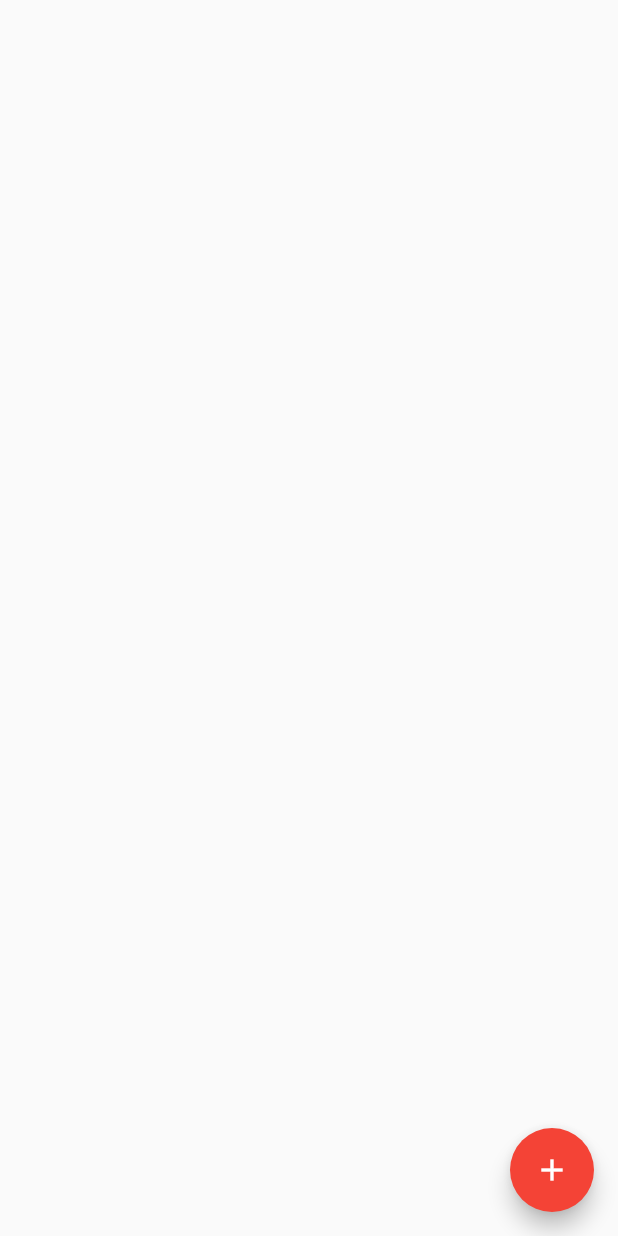
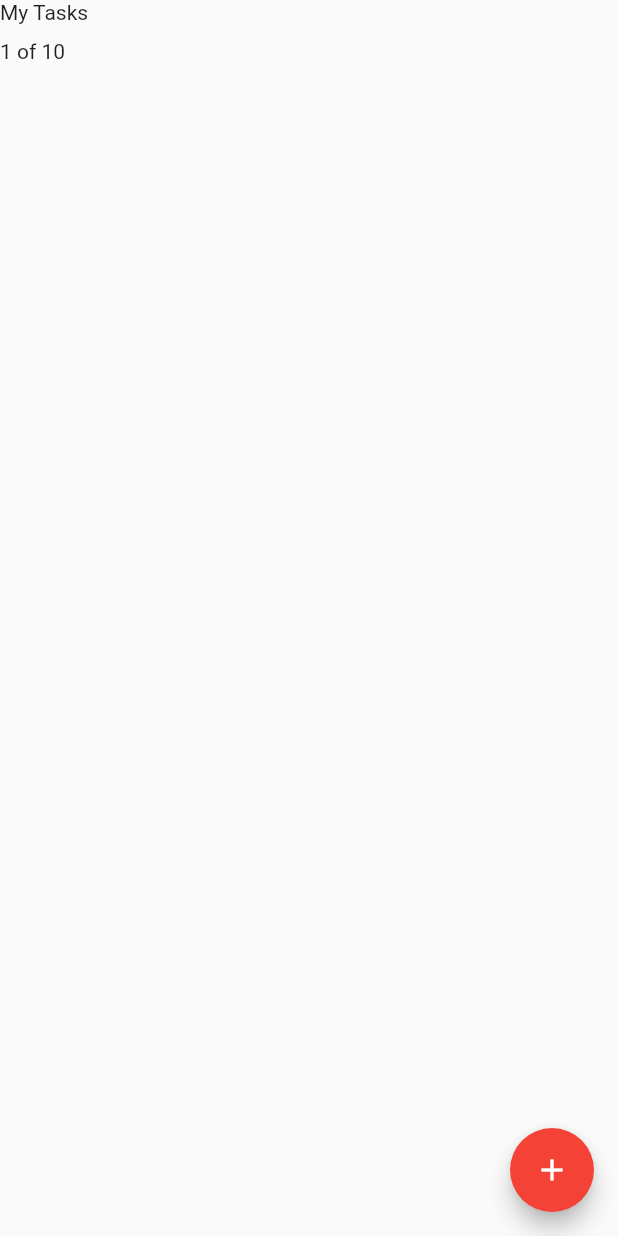
Before and after one commit to gusmac/sql_todo, a Flutter app: the screen it shows after launch, on a phone screen of 412 x 824 dp. Run offline on Flutter 3.47's test engine with Material 2 defaults, Android fonts, the phone set to English and light mode, and no system bars.

Commit message:
added listview return

```diff
--- a/lib/screens/todo_list_screen.dart
+++ b/lib/screens/todo_list_screen.dart
@@ -15,6 +15,21 @@ class _TodoListScreenState extends State<TodoListScreen> {
         onPressed: () => print(
             'Naivgate to add task screen'), // Identifies what the future action is goind to be
       ),
+      body: ListView.builder(
+        itemCount: 1,
+        itemBuilder: (BuildContext context, int index) {
+          if (index == 0) {
+            return Column(
+              crossAxisAlignment: CrossAxisAlignment.start,
+              children: <Widget>[
+                Text('My Tasks'),
+                SizedBox(height: 10.0),
+                Text('1 of 10'),
+              ],
+            );
+          }
+        },
+      ),
     );
   }
 }
```
